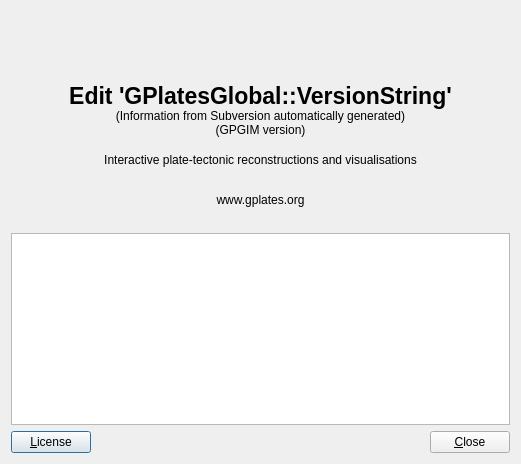
First picture: the form in src/qt-widgets/AboutDialogUi.ui, repository GPlates/GPlates, before the edit.
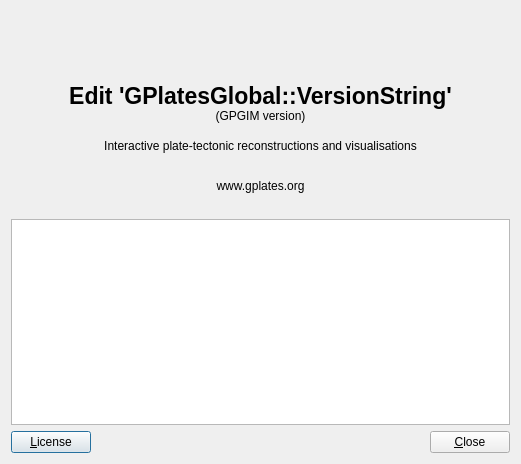
Second picture: the form after the edit. Icons and pictures are not drawn.

```diff
--- a/src/qt-widgets/AboutDialogUi.ui
+++ b/src/qt-widgets/AboutDialogUi.ui
@@ -76,16 +76,6 @@
        </property>
       </widget>
      </item>
-     <item>
-      <widget class="QLabel" name="label_subversion_info">
-       <property name="text">
-        <string>(Information from Subversion automatically generated)</string>
-       </property>
-       <property name="alignment">
-        <set>Qt::AlignCenter</set>
-       </property>
-      </widget>
-     </item>
      <item>
       <widget class="QLabel" name="label_GPGIM_version">
        <property name="text">
```
